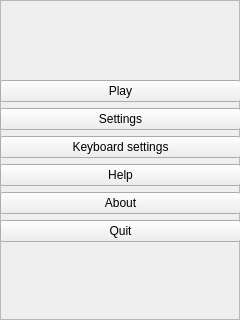
First picture: the form in mainMenuFrame.ui, repository rochford/cutefootball, before the edit.
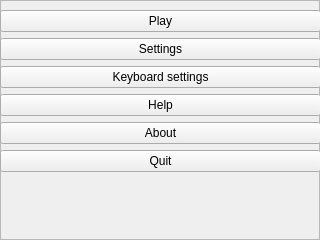
Second picture: the form after the edit.

What changed in the file:
```diff
--- a/mainMenuFrame.ui
+++ b/mainMenuFrame.ui
@@ -6,8 +6,8 @@
    <rect>
     <x>0</x>
     <y>0</y>
-    <width>240</width>
-    <height>320</height>
+    <width>320</width>
+    <height>240</height>
    </rect>
   </property>
   <property name="windowTitle">
@@ -26,25 +26,12 @@
    <property name="geometry">
     <rect>
      <x>0</x>
-     <y>0</y>
-     <width>241</width>
-     <height>321</height>
+     <y>10</y>
+     <width>321</width>
+     <height>211</height>
     </rect>
    </property>
    <layout class="QVBoxLayout" name="verticalLayout">
-    <item>
-     <spacer name="verticalSpacer_2">
-      <property name="orientation">
-       <enum>Qt::Vertical</enum>
-      </property>
-      <property name="sizeHint" stdset="0">
-       <size>
-        <width>20</width>
-        <height>40</height>
-       </size>
-      </property>
-     </spacer>
-    </item>
     <item>
      <widget class="QPushButton" name="m_newGameBtn">
       <property name="text">
```
